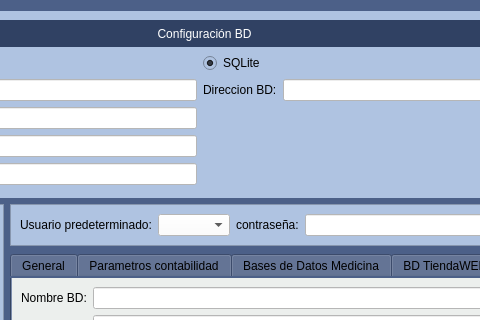
First picture: the form in Zona_Administrador/frmconfigmaya.ui, repository arcnexus/RedFoX, before the edit; both pictures show x 234 to 714 and y 0 to 320 of the 877 by 475 pixel window.
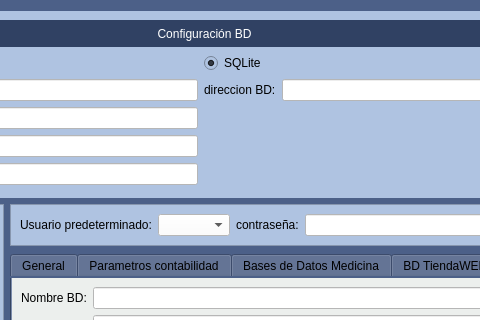
Second picture: the form after the edit. Icons and pictures are not drawn.

The edit to the form file:
```diff
--- a/Zona_Administrador/frmconfigmaya.ui
+++ b/Zona_Administrador/frmconfigmaya.ui
@@ -768,7 +768,7 @@
       <item row="3" column="3">
        <widget class="QLabel" name="label_5">
         <property name="text">
-         <string>Direccion BD:</string>
+         <string>direccion BD:</string>
         </property>
        </widget>
       </item>
```
Left out of the diff: 26 changed lines with no effect on the pictures.
